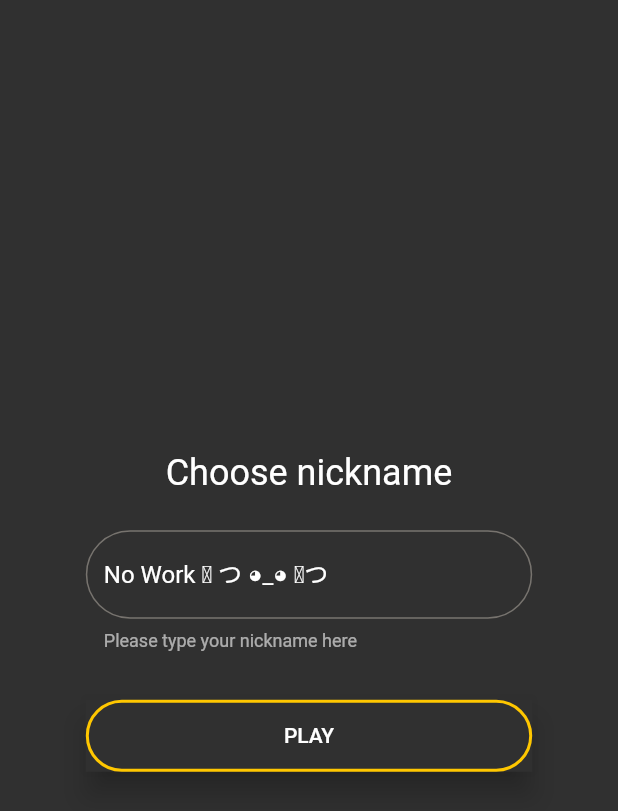
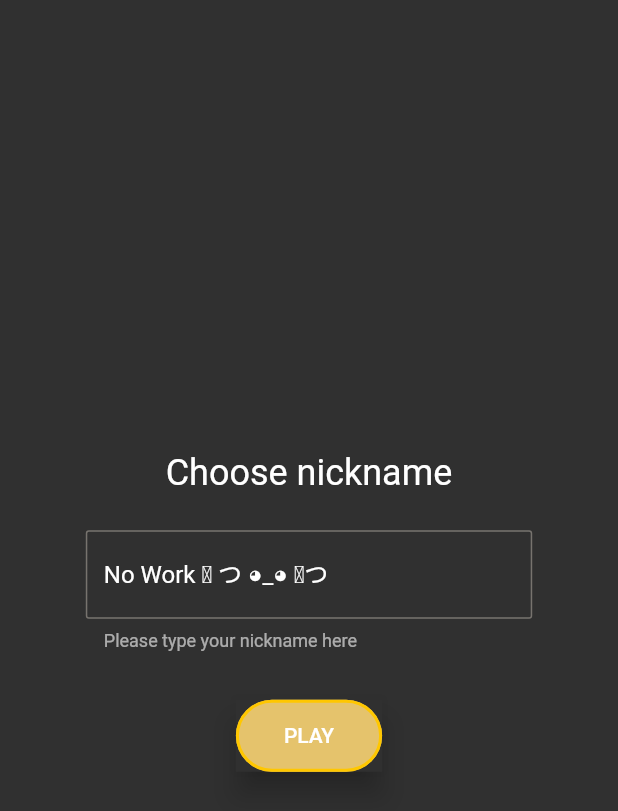
Before and after one commit to NoodlesCupCake/jabaquiz, a Flutter app: the screen it shows after launch, on a phone screen of 412 x 824 dp. Shown: the top 811 px of the screen. Run offline on Flutter 3.47's test engine with Material 2 defaults, Android fonts, the phone set to English and light mode, and no system bars; our stand-ins replace google_fonts, shared_preferences, supabase_flutter; missing offline and left inert: hashids2; accounts and stored records are empty.

Commit message:
Change the interface and project architecture

```diff
--- a/jabaquiz-main/lib/dependencies.dart
+++ b/jabaquiz-main/lib/dependencies.dart
@@ -1,6 +1,6 @@
 import 'package:shared_preferences/shared_preferences.dart';
 import 'package:supabase_flutter/supabase_flutter.dart';
-import 'package:jabaquiz/repositories/trivia_repository.dart';
+import 'package:jabaquiz/services/trivia_service.dart';
 import 'package:jabaquiz/services/auth_service.dart';
 import 'package:jabaquiz/services/game_service.dart';
 
--- a/jabaquiz-main/lib/main.dart
+++ b/jabaquiz-main/lib/main.dart
@@ -2,7 +2,7 @@ import 'package:flutter/material.dart';
 import 'package:jabaquiz/dependencies.dart';
 import 'package:jabaquiz/services.dart';
 import 'package:jabaquiz/theme.dart';
-import 'package:jabaquiz/views/intro_screen.dart';
+import 'package:jabaquiz/views/nickname_selection.dart';
 
 void main() async {
   WidgetsFlutterBinding.ensureInitialized();
@@ -23,6 +23,7 @@ class JabaquizApp extends StatelessWidget {
         title: 'Jabaquiz',
         theme: theme,
         home: IntroScreen(),
+        debugShowCheckedModeBanner: false,
       ),
     );
   }
--- a/jabaquiz-main/lib/services/game_service.dart
+++ b/jabaquiz-main/lib/services/game_service.dart
@@ -7,7 +7,7 @@ import 'package:jabaquiz/models/game_status.dart';
 import 'package:jabaquiz/models/multiplayer_game.dart';
 import 'package:jabaquiz/models/player_score.dart';
 import 'package:jabaquiz/models/trivia_question.dart';
-import 'package:jabaquiz/repositories/trivia_repository.dart';
+import 'package:jabaquiz/services/trivia_service.dart';
 import 'package:jabaquiz/services/auth_service.dart';
 
 class GameService {
@@ -189,8 +189,6 @@ class GameService {
     return decoded.isNotEmpty ? decoded.first : null;
   }
 
-  /// Setup an instance of `HashIds`. Removes 'O' and 'l' from the alphabet
-  /// as they look too similar to 0 and 1 respectively.
   static HashIds get _initHashIds {
     return HashIds(
       minHashLength: 5,
--- a/jabaquiz-main/lib/repositories/trivia_repository.dart
+++ b/jabaquiz-main/lib/services/trivia_service.dart
@@ -6,7 +6,6 @@ import 'package:http/http.dart' as http;
 class TriviaRepository {
   static const _authority = 'the-trivia-api.com';
 
-  // TODO Select categories and difficulty.
   Future<List<TriviaQuestion>> getQuestions(int numOfQuestions) async {
     final url = Uri.https(
         _authority, 'api/questions', {'limit': numOfQuestions.toString()});
--- a/jabaquiz-main/lib/views/multiplayer_game/multiplayer_game_host_intro.dart
+++ b/jabaquiz-main/lib/views/multiplayer_game/host_interface.dart
@@ -4,7 +4,7 @@ import 'package:jabaquiz/models/multiplayer_game.dart';
 import 'package:jabaquiz/navigation.dart';
 import 'package:jabaquiz/services.dart';
 import 'package:jabaquiz/theme.dart';
-import 'package:jabaquiz/views/multiplayer_game/multiplayer_game_view.dart';
+import 'package:jabaquiz/views/multiplayer_game/inside_game.dart';
 import 'package:jabaquiz/widgets/app_button.dart';
 import 'package:jabaquiz/widgets/players_in_game.dart';
 
@@ -38,7 +38,7 @@ class MultiplayerGameHostIntro extends StatelessWidget {
         ),
         PlayersInGame(gameId: game.id),
         const SizedBox(height: 24.0),
-        AppButton.expanded(
+        AppButton(
           label: 'Start game',
           onPressed: () async {
             final gameService = Services.of(context).gameService;
--- a/jabaquiz-main/lib/views/multiplayer_game/multiplayer_game_search.dart
+++ b/jabaquiz-main/lib/views/multiplayer_game/joining_room.dart
@@ -2,7 +2,7 @@ import 'package:flutter/material.dart';
 import 'package:jabaquiz/navigation.dart';
 import 'package:jabaquiz/services.dart';
 import 'package:jabaquiz/services/game_service.dart';
-import 'package:jabaquiz/views/multiplayer_game/multiplayer_game_player_intro.dart';
+import 'package:jabaquiz/views/multiplayer_game/player_interface.dart';
 import 'package:jabaquiz/widgets/app_button.dart';
 import 'package:jabaquiz/widgets/app_input_field.dart';
 import 'package:jabaquiz/widgets/app_screen.dart';
@@ -25,7 +25,7 @@ class MultiplayerGameSearch extends StatelessWidget {
             helperText: 'Please type the available game code here',
           ),
           const SizedBox(height: 8.0),
-          AppButton.expanded(
+          AppButton(
             label: 'Join game',
             onPressed: () async {
               try {
--- a/jabaquiz-main/lib/views/multiplayer_game/multiplayer_game_player_intro.dart
+++ b/jabaquiz-main/lib/views/multiplayer_game/player_interface.dart
@@ -6,7 +6,7 @@ import 'package:jabaquiz/models/game_status.dart';
 import 'package:jabaquiz/models/multiplayer_game.dart';
 import 'package:jabaquiz/navigation.dart';
 import 'package:jabaquiz/services/game_service.dart';
-import 'package:jabaquiz/views/multiplayer_game/multiplayer_game_view.dart';
+import 'package:jabaquiz/views/multiplayer_game/inside_game.dart';
 import 'package:jabaquiz/widgets/players_in_game.dart';
 
 class MultiplayerGamePlayerIntro extends StatefulWidget {
@@ -37,10 +37,6 @@ class _MultiplayerGamePlayerIntroState
           'Waiting for host to start the game...',
           textAlign: TextAlign.center,
         ),
-        Padding(
-          padding: const EdgeInsets.all(16.0),
-          child: LinearProgressIndicator(),
-        ),
         PlayersInGame(gameId: widget.game.id),
       ],
     );
--- a/jabaquiz-main/lib/views/multiplayer_game/multiplayer_game_scoreboard.dart
+++ b/jabaquiz-main/lib/views/multiplayer_game/scoreboard.dart
@@ -2,10 +2,8 @@ import 'package:flutter/material.dart';
 import 'package:jabaquiz/models/game_status.dart';
 import 'package:jabaquiz/models/multiplayer_game.dart';
 import 'package:jabaquiz/models/player_score.dart';
-import 'package:jabaquiz/navigation.dart';
 import 'package:jabaquiz/services.dart';
 import 'package:jabaquiz/theme.dart';
-import 'package:jabaquiz/views/title_screen.dart';
 import 'package:jabaquiz/widgets/app_button.dart';
 
 class MultiplayerGameScoreboard extends StatelessWidget {
--- a/jabaquiz-main/lib/views/intro_screen.dart
+++ b/jabaquiz-main/lib/views/nickname_selection.dart
@@ -2,7 +2,7 @@ import 'package:flutter/material.dart';
 import 'package:jabaquiz/navigation.dart';
 import 'package:jabaquiz/services.dart';
 import 'package:jabaquiz/services/nickname_generator.dart';
-import 'package:jabaquiz/views/title_screen.dart';
+import 'package:jabaquiz/views/mode_selection.dart';
 import 'package:jabaquiz/widgets/app_button.dart';
 import 'package:jabaquiz/widgets/app_input_field.dart';
 import 'package:jabaquiz/widgets/app_screen.dart';
@@ -25,10 +25,8 @@ class IntroScreen extends StatelessWidget {
             controller: _nicknameController,
             helperText: 'Please type your nickname here',
           ),
-          Row(
-            children: [
-              Expanded(
-                child: AppButton(
+          Row(mainAxisAlignment: MainAxisAlignment.center, children: [
+            AppButton(
               label: 'Play',
               onPressed: () async {
                 await Services.of(context)
@@ -37,9 +35,7 @@ class IntroScreen extends StatelessWidget {
                 switchScreen(context, const TitleScreen());
               },
             ),
-              ),
-            ],
-          ),
+          ]),
         ],
       ),
     );
--- a/jabaquiz-main/lib/widgets/app_button.dart
+++ b/jabaquiz-main/lib/widgets/app_button.dart
@@ -42,7 +42,7 @@ class AppButton extends StatelessWidget {
       padding: const EdgeInsets.all(16.0),
       child: Material(
         elevation: 8.0,
-        child: OutlinedButton(
+        child: FilledButton(
           onPressed: onPressed,
           style: OutlinedButton.styleFrom(
             shape: RoundedRectangleBorder(
--- a/jabaquiz-main/lib/widgets/app_input_field.dart
+++ b/jabaquiz-main/lib/widgets/app_input_field.dart
@@ -45,7 +45,7 @@ class AppInputField extends StatelessWidget {
         decoration: InputDecoration(
           helperText: helperText ?? 'Please type your input here',
           border: OutlineInputBorder(
-            borderRadius: BorderRadius.all(Radius.circular(32.0)),
+            borderRadius: BorderRadius.all(Radius.circular(2.0)),
             borderSide: BorderSide(
               color: bamYellow,
               width: 2,
--- a/jabaquiz-main/lib/widgets/screen_loader.dart
+++ b/jabaquiz-main/lib/widgets/screen_loader.dart
@@ -35,7 +35,7 @@ class ScreenLoader<T> extends StatelessWidget {
                   Padding(
                     padding: const EdgeInsets.all(16.0),
                     child: Text(loadingText,
-                        style: Theme.of(context).textTheme.headlineMedium),
+                        style: Theme.of(context).textTheme.headlineSmall),
                   )
                 ],
               );
```
Also changed, not shown: jabaquiz-main/lib/views/mode_selection.dart (renamed from jabaquiz-main/lib/views/title_screen.dart, +4 -4 lines), jabaquiz-main/lib/views/multiplayer_game/game_setting.dart (renamed from jabaquiz-main/lib/views/multiplayer_game/multiplayer_game_settings.dart, +9 -12 lines), jabaquiz-main/lib/views/multiplayer_game/inside_game.dart (renamed from jabaquiz-main/lib/views/multiplayer_game/multiplayer_game_view.dart, +3 -4 lines), jabaquiz-main/lib/views/multiplayer_game/answer_selection.dart (renamed from jabaquiz-main/lib/views/multiplayer_game/multiplayer_game_answer_selection.dart), 1 other file. Lines whose indentation alone changed are shown as unchanged.
